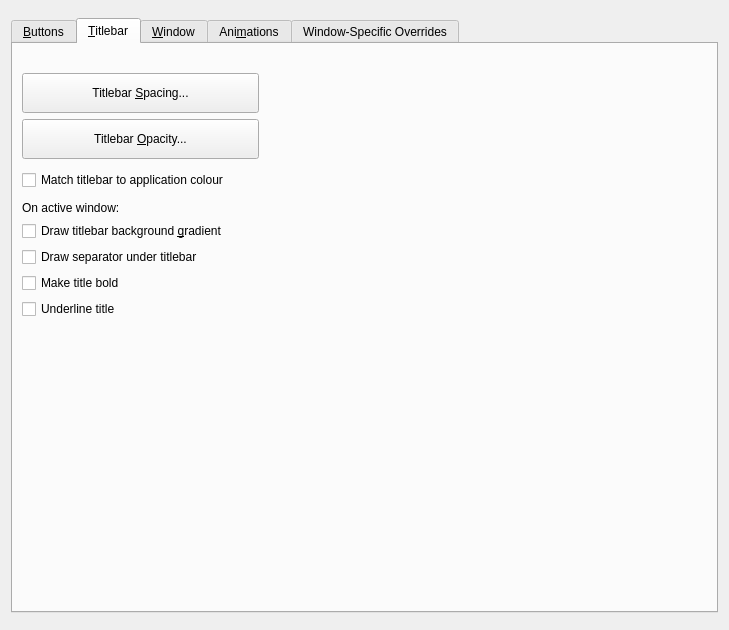
Before: the Qt Designer form kdecoration/config/ui/breezeconfigurationui.ui in Sonic-DE/sonic-silver, drawn with Qt 5.
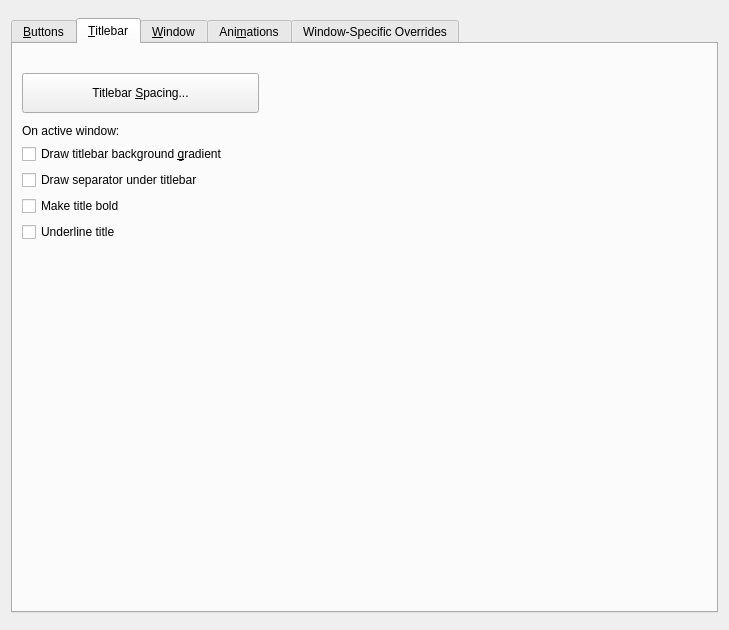
After: the same form once the commit is applied. The open tabs and pages were chosen to show the change. Icons and pictures are not drawn. Custom widgets are drawn as their Qt base class.

Diff of the .ui file:
```diff
--- a/kdecoration/config/ui/breezeconfigurationui.ui
+++ b/kdecoration/config/ui/breezeconfigurationui.ui
@@ -983,51 +983,6 @@
            </property>
           </widget>
          </item>
-         <item>
-          <widget class="QPushButton" name="titleBarOpacityButton">
-           <property name="sizePolicy">
-            <sizepolicy hsizetype="Fixed" vsizetype="Fixed">
-             <horstretch>0</horstretch>
-             <verstretch>0</verstretch>
-            </sizepolicy>
-           </property>
-           <property name="minimumSize">
-            <size>
-             <width>237</width>
-             <height>40</height>
-            </size>
-           </property>
-           <property name="text">
-            <string>Titlebar &amp;Opacity...</string>
-           </property>
-           <property name="icon">
-            <iconset theme="edit-opacity"/>
-           </property>
-          </widget>
-         </item>
-         <item>
-          <spacer name="verticalSpacer_8">
-           <property name="orientation">
-            <enum>Qt::Orientation::Vertical</enum>
-           </property>
-           <property name="sizeType">
-            <enum>QSizePolicy::Policy::Fixed</enum>
-           </property>
-           <property name="sizeHint" stdset="0">
-            <size>
-             <width>20</width>
-             <height>5</height>
-            </size>
-           </property>
-          </spacer>
-         </item>
-         <item>
-          <widget class="QCheckBox" name="matchTitleBarToApplicationColor">
-           <property name="text">
-            <string>Match titlebar to application colour</string>
-           </property>
-          </widget>
-         </item>
          <item>
           <spacer name="verticalSpacer_4">
            <property name="orientation">
```
Left out of the diff: 21 changed lines with no effect on the pictures.
